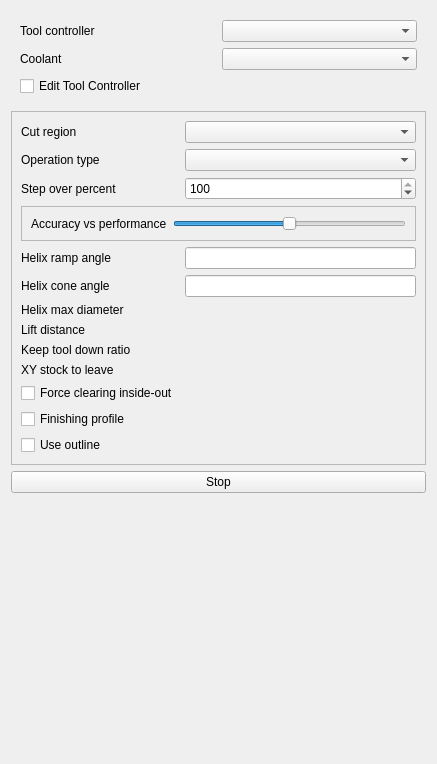
southseact-3d/fcd, file src/Mod/CAM/Gui/Resources/panels/PageOpAdaptiveEdit.ui: the form before one commit.
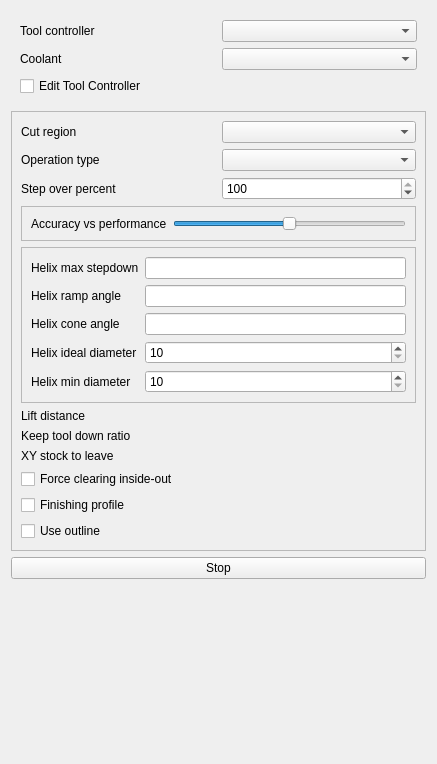
The form after the commit. Custom widgets are drawn as their Qt base class.

Commit message: [CAM] update/fix adaptive UI panel and parameter limits

Diff of the .ui file:
```diff
--- a/src/Mod/CAM/Gui/Resources/panels/PageOpAdaptiveEdit.ui
+++ b/src/Mod/CAM/Gui/Resources/panels/PageOpAdaptiveEdit.ui
@@ -173,21 +173,113 @@
         </property>
        </widget>
       </item>
-      <item row="12" column="1">
-       <widget class="Gui::InputField" name="HelixConeAngle">
-        <property name="toolTip">
-         <string>Angle of the helix entry cone</string>
+      <item row="10" column="0" colspan="2">
+       <widget class="QFrame" name="helixFrame">
+        <property name="frameShape">
+         <enum>QFrame::Shape::StyledPanel</enum>
         </property>
-        <property name="unit" stdset="0">
-         <string notr="true"/>
+        <property name="frameShadow">
+         <enum>QFrame::Shadow::Raised</enum>
         </property>
-       </widget>
-      </item>
-      <item row="10" column="0">
-       <widget class="QLabel" name="label_7">
-        <property name="text">
-         <string>Helix ramp angle</string>
-        </property>
+        <layout class="QGridLayout" name="helixLayout">
+         <item row="9" column="0">
+          <widget class="QLabel" name="label_max_stepdown">
+           <property name="text">
+            <string>Helix max stepdown</string>
+           </property>
+          </widget>
+         </item>
+         <item row="9" column="1">
+          <widget class="Gui::InputField" name="HelixMaxStepdown">
+           <property name="toolTip">
+            <string>The maximum allowable descent in a single revolution of the helix.</string>
+           </property>
+           <property name="unit" stdset="0">
+            <string notr="true"/>
+           </property>
+          </widget>
+         </item>
+         <item row="10" column="0">
+          <widget class="QLabel" name="label_7">
+           <property name="text">
+            <string>Helix ramp angle</string>
+           </property>
+          </widget>
+         </item>
+         <item row="10" column="1">
+          <widget class="Gui::InputField" name="HelixAngle">
+           <property name="toolTip">
+            <string>Angle of the helix ramp entry</string>
+           </property>
+           <property name="unit" stdset="0">
+            <string notr="true"/>
+           </property>
+          </widget>
+         </item>
+         <item row="12" column="0">
+          <widget class="QLabel" name="label_8">
+           <property name="text">
+            <string>Helix cone angle</string>
+           </property>
+          </widget>
+         </item>
+         <item row="12" column="1">
+          <widget class="Gui::InputField" name="HelixConeAngle">
+           <property name="toolTip">
+            <string>Angle of the helix entry cone</string>
+           </property>
+           <property name="unit" stdset="0">
+            <string notr="true"/>
+           </property>
+          </widget>
+         </item>
+         <item row="14" column="0">
+          <widget class="QLabel" name="label_9">
+           <property name="text">
+            <string>Helix ideal diameter</string>
+           </property>
+          </widget>
+         </item>
+         <item row="14" column="1">
+          <widget class="QSpinBox" name="HelixIdealDiameterPercent">
+           <property name="toolTip">
+            <string>Ideal helix entry diameter, as a percentage of the tool diameter.</string>
+           </property>
+           <property name="minimum">
+            <number>10</number>
+           </property>
+           <property name="maximum">
+            <number>100</number>
+           </property>
+           <property name="singleStep">
+            <number>5</number>
+           </property>
+          </widget>
+         </item>
+         <item row="15" column="0">
+          <widget class="QLabel" name="label_9">
+           <property name="text">
+            <string>Helix min diameter</string>
+           </property>
+          </widget>
+         </item>
+         <item row="15" column="1">
+          <widget class="QSpinBox" name="HelixMinDiameterPercent">
+           <property name="toolTip">
+            <string>Minimum acceptable entry diameter, as a percentage of the tool diameter.</string>
+           </property>
+           <property name="minimum">
+            <number>10</number>
+           </property>
+           <property name="maximum">
+            <number>100</number>
+           </property>
+           <property name="singleStep">
+            <number>5</number>
+           </property>
+          </widget>
+         </item>
+        </layout>
        </widget>
       </item>
       <item row="25" column="0">
@@ -221,33 +313,6 @@
         </property>
        </widget>
       </item>
-      <item row="14" column="1">
-       <widget class="Gui::QuantitySpinBox" name="HelixDiameterLimit" native="true">
-        <property name="toolTip">
-         <string>If greater than zero it limits the helix ramp diameter, otherwise 75 percent of tool diameter is used</string>
-        </property>
-        <property name="unit" stdset="0">
-         <string notr="true"/>
-        </property>
-       </widget>
-      </item>
-      <item row="12" column="0">
-       <widget class="QLabel" name="label_8">
-        <property name="text">
-         <string>Helix cone angle</string>
-        </property>
-       </widget>
-      </item>
-      <item row="10" column="1">
-       <widget class="Gui::InputField" name="HelixAngle">
-        <property name="toolTip">
-         <string>Angle of the helix ramp entry</string>
-        </property>
-        <property name="unit" stdset="0">
-         <string notr="true"/>
-        </property>
-       </widget>
-      </item>
       <item row="16" column="0">
        <widget class="QLabel" name="label_10">
         <property name="text">
@@ -272,13 +337,6 @@
         </property>
        </widget>
       </item>
-      <item row="14" column="0">
-       <widget class="QLabel" name="label_9">
-        <property name="text">
-         <string>Helix max diameter</string>
-        </property>
-       </widget>
-      </item>
      </layout>
     </widget>
    </item>
```
Left out of the diff: 2 changed lines with no effect on the pictures. The commit also changes 3 other files.
